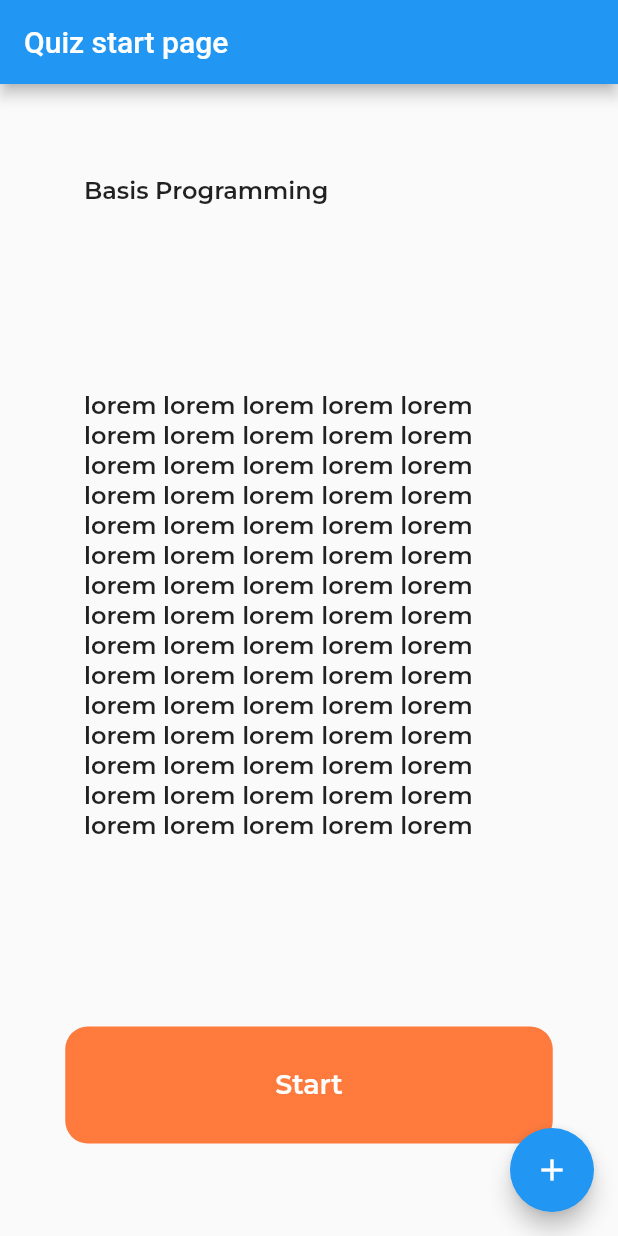
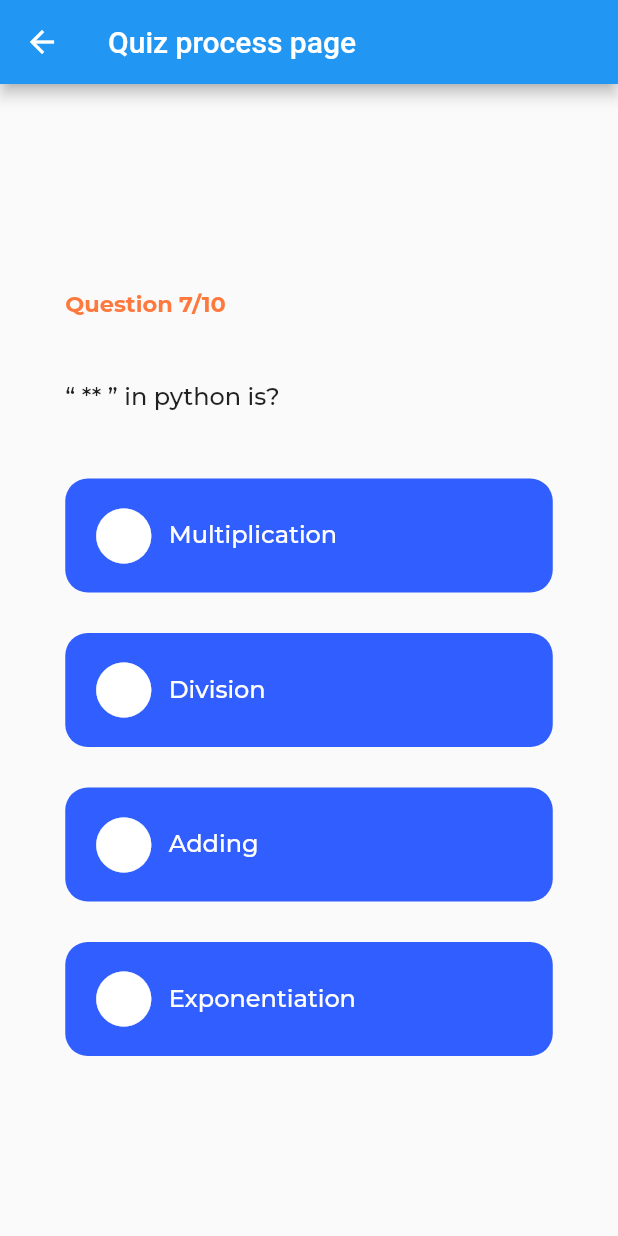
Before and after one commit to Finding-Paradise/usman-survey-project, a Flutter app: the screen it shows after launch, after a tap on "Start", on a phone screen of 412 x 824 dp. Run offline on Flutter 3.47's test engine with Material 2 defaults, Android fonts, the light colour scheme and no system bars; our stand-ins replace google_fonts.

Commit message:
created and added content to QuizProcessPage

```diff
--- a/lib/main.dart
+++ b/lib/main.dart
@@ -1,4 +1,5 @@
 import 'package:flutter/material.dart';
+import 'package:usman_survey_app/pages/quiz_process_page.dart';
 import 'package:usman_survey_app/pages/survey_start_page.dart';
 
 void main() {
--- /dev/null
+++ b/lib/pages/quiz_process_page.dart
@@ -0,0 +1,212 @@
+import 'dart:math';
+
+import 'package:flutter/material.dart';
+import 'package:google_fonts/google_fonts.dart';
+
+class QuizProcessPage extends StatefulWidget {
+  const QuizProcessPage({Key? key}) : super(key: key);
+
+  @override
+  State<QuizProcessPage> createState() => _QuizProcessPageState();
+}
+
+class _QuizProcessPageState extends State<QuizProcessPage> {
+  @override
+  Widget build(BuildContext context) {
+    return Scaffold(
+      appBar: AppBar(
+        title: const Text('Quiz process page'),
+      ),
+      body: Center(
+        child: Column(
+          children: [
+            Row(
+              children: [
+                Padding(
+                  padding: const EdgeInsets.symmetric(vertical: 44.0),
+                  child: SizedBox(
+                    width: 325,
+                    child: Text(
+                      'Question 7/10',
+                      style: GoogleFonts.montserrat(
+                        textStyle: const TextStyle(
+                            fontSize: 15,
+                            fontWeight: FontWeight.w700,
+                            color: Color.fromARGB(255, 254, 121, 61)),
+                      ),
+                    ),
+                  ),
+                ),
+              ],
+              mainAxisAlignment: MainAxisAlignment.center,
+            ),
+            Row(
+              children: [
+                Padding(
+                  padding: const EdgeInsets.only(bottom: 44.0),
+                  child: SizedBox(
+                    width: 325,
+                    child: Text(
+                      '“ ** ” in python is?',
+                      style: GoogleFonts.montserrat(
+                        textStyle: const TextStyle(
+                            fontSize: 16, fontWeight: FontWeight.w500),
+                      ),
+                    ),
+                  ),
+                )
+              ],
+              mainAxisAlignment: MainAxisAlignment.center,
+            ),
+            Padding(
+              padding: const EdgeInsets.only(bottom: 27.0),
+              child: SizedBox(
+                width: 325.0,
+                height: 76.0,
+                child: TextButton.icon(
+                  label: Text(
+                    'Multiplication',
+                    style: GoogleFonts.montserrat(
+                      textStyle: const TextStyle(
+                          fontSize: 16, fontWeight: FontWeight.w500),
+                    ),
+                  ),
+                  onPressed: () {},
+                  style: ButtonStyle(
+                    padding: MaterialStateProperty.all(
+                      const EdgeInsets.only(left: 17.0, top: 16.0, bottom: 16.0),
+                    ),
+                    shape: MaterialStateProperty.all(
+                      RoundedRectangleBorder(
+                        borderRadius: BorderRadius.circular(15.0),
+                      ),
+                    ),
+                    backgroundColor: MaterialStateProperty.all<Color>(
+                      const Color.fromARGB(255, 49, 94, 255),
+                    ),
+                    foregroundColor: MaterialStateProperty.all(Colors.white),
+                    alignment: Alignment.centerLeft,
+                  ),
+                  icon: const Icon(
+                    Icons.circle,
+                    size: 44.0,
+                  ),
+                ),
+              ),
+            ),
+            Padding(
+              padding: const EdgeInsets.only(bottom: 27.0),
+              child: SizedBox(
+                width: 325.0,
+                height: 76.0,
+                child: TextButton.icon(
+                  label: Text(
+                    'Division',
+                    style: GoogleFonts.montserrat(
+                      textStyle: const TextStyle(
+                          fontSize: 16, fontWeight: FontWeight.w500),
+                    ),
+                  ),
+                  onPressed: () {},
+                  style: ButtonStyle(
+                    padding: MaterialStateProperty.all(
+                      const EdgeInsets.only(left: 17.0, top: 16.0, bottom: 16.0),
+                    ),
+                    shape: MaterialStateProperty.all(
+                      RoundedRectangleBorder(
+                        borderRadius: BorderRadius.circular(15.0),
+                      ),
+                    ),
+                    backgroundColor: MaterialStateProperty.all<Color>(
+                      const Color.fromARGB(255, 49, 94, 255),
+                    ),
+                    foregroundColor: MaterialStateProperty.all(Colors.white),
+                    alignment: Alignment.centerLeft,
+                  ),
+                  icon: const Icon(
+                    Icons.circle,
+                    size: 44.0,
+                  ),
+                ),
+              ),
+            ),
+            Padding(
+              padding: const EdgeInsets.only(bottom: 27.0),
+              child: SizedBox(
+                width: 325.0,
+                height: 76.0,
+                child: TextButton.icon(
+                  label: Text(
+                    'Adding',
+                    style: GoogleFonts.montserrat(
+                      textStyle: const TextStyle(
+                          fontSize: 16, fontWeight: FontWeight.w500),
+                    ),
+                  ),
+                  onPressed: () {},
+                  style: ButtonStyle(
+                    padding: MaterialStateProperty.all(
+                      const EdgeInsets.only(left: 17.0, top: 16.0, bottom: 16.0),
+                    ),
+                    shape: MaterialStateProperty.all(
+                      RoundedRectangleBorder(
+                        borderRadius: BorderRadius.circular(15.0),
+                      ),
+                    ),
+                    backgroundColor: MaterialStateProperty.all<Color>(
+                      const Color.fromARGB(255, 49, 94, 255),
+                    ),
+                    foregroundColor: MaterialStateProperty.all(Colors.white),
+                    alignment: Alignment.centerLeft,
+                  ),
+                  icon: const Icon(
+                    Icons.circle,
+                    size: 44.0,
+                  ),
+                ),
+              ),
+            ),
+            Padding(
+              padding: const EdgeInsets.only(bottom: 27.0),
+              child: SizedBox(
+                width: 325.0,
+                height: 76.0,
+                child: TextButton.icon(
+                  label: Text(
+                    'Exponentiation',
+                    style: GoogleFonts.montserrat(
+                      textStyle: const TextStyle(
+                          fontSize: 16, fontWeight: FontWeight.w500),
+                    ),
+                  ),
+                  onPressed: () {},
+                  style: ButtonStyle(
+                    padding: MaterialStateProperty.all(
+                      const EdgeInsets.only(left: 17.0, top: 16.0, bottom: 16.0),
+                    ),
+                    shape: MaterialStateProperty.all(
+                      RoundedRectangleBorder(
+                        borderRadius: BorderRadius.circular(15.0),
+                      ),
+                    ),
+                    backgroundColor: MaterialStateProperty.all<Color>(
+                      const Color.fromARGB(255, 49, 94, 255),
+                    ),
+                    foregroundColor: MaterialStateProperty.all(Colors.white),
+                    alignment: Alignment.centerLeft,
+                  ),
+                  icon: const Icon(
+                    Icons.circle,
+                    size: 44.0,
+                  ),
+                ),
+              ),
+            ),
+          ],
+          mainAxisAlignment: MainAxisAlignment.spaceAround,
+          mainAxisSize: MainAxisSize.min,
+        ),
+      ),
+    );
+  }
+}
--- a/lib/pages/survey_start_page.dart
+++ b/lib/pages/survey_start_page.dart
@@ -1,5 +1,6 @@
 import 'package:flutter/material.dart';
 import 'package:google_fonts/google_fonts.dart';
+import 'package:usman_survey_app/pages/quiz_process_page.dart';
 
 class SurveyStartPage extends StatefulWidget {
   const SurveyStartPage({Key? key}) : super(key: key);
@@ -60,7 +61,13 @@ class _SurveyStartPageState extends State<SurveyStartPage> {
                             fontSize: 18, fontWeight: FontWeight.w600),
                       ),
                     ),
-                    onPressed: () {},
+                    onPressed: () {
+                      Navigator.push(context, MaterialPageRoute(
+                        builder: (context) {
+                          return const QuizProcessPage();
+                        },
+                      ));
+                    },
                     style: ButtonStyle(
                       padding: MaterialStateProperty.all<EdgeInsets>(
                         const EdgeInsets.symmetric(vertical: 28.0),
@@ -71,7 +78,7 @@ class _SurveyStartPageState extends State<SurveyStartPage> {
                         ),
                       ),
                       backgroundColor: MaterialStateProperty.all<Color>(
-                        const Color.fromARGB(255, 254, 122, 61),
+                        const Color.fromARGB(255, 254, 121, 61),
                       ),
                       foregroundColor: MaterialStateProperty.all(Colors.white),
                     ),
@@ -84,13 +91,6 @@ class _SurveyStartPageState extends State<SurveyStartPage> {
           mainAxisAlignment: MainAxisAlignment.spaceAround,
         ),
       ),
-      bottomNavigationBar: const BottomAppBar(
-        color: Colors.blue,
-      ),
-      floatingActionButton: const FloatingActionButton(
-        onPressed: null,
-        child: Icon(Icons.add),
-      ),
     );
   }
 }
```
